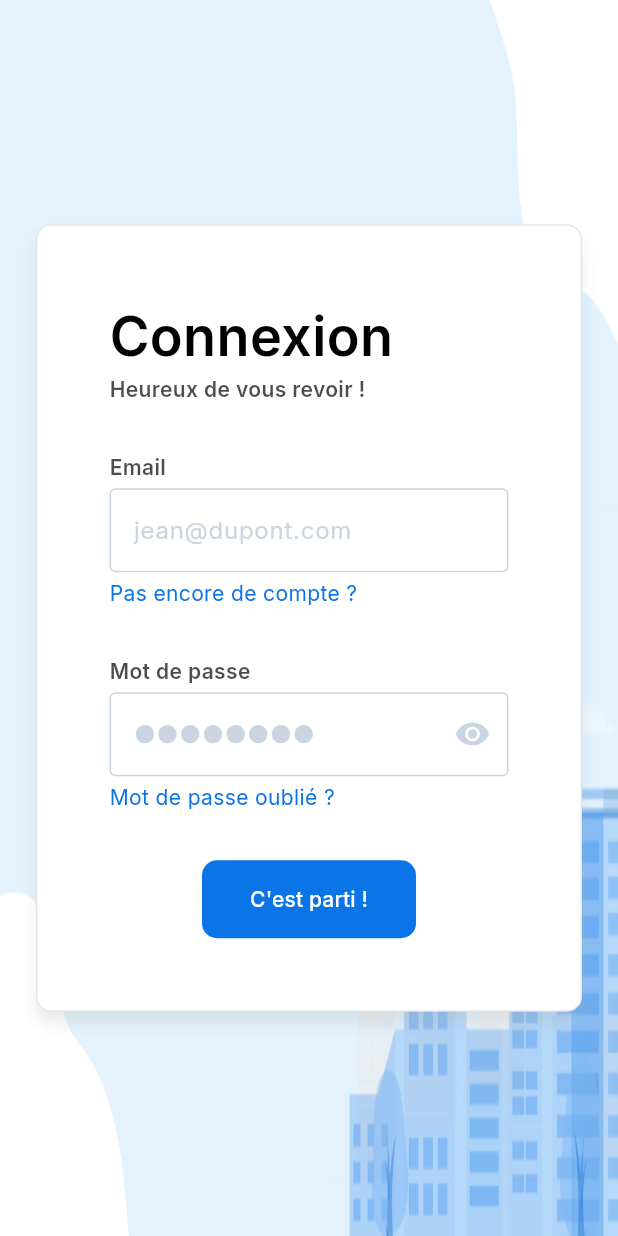
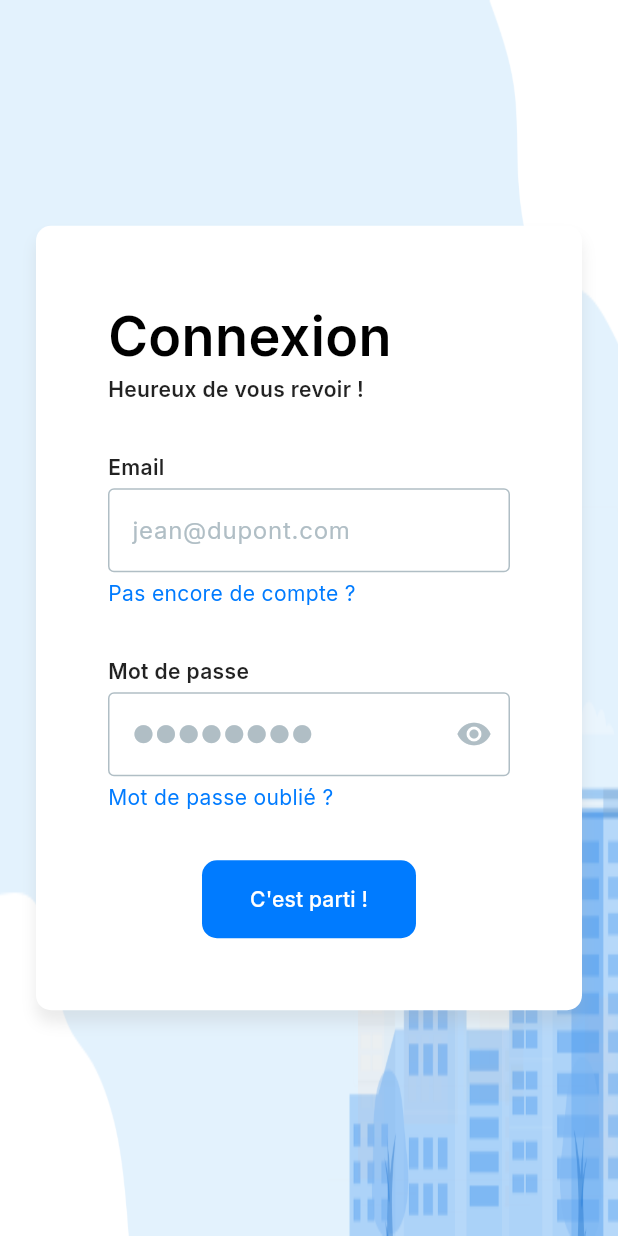
Before and after one commit to jol-cochet-pro/tranquil-loc-front, a Flutter app: the screen it shows after launch, on a phone screen of 412 x 824 dp. Run offline on Flutter 3.47's test engine with Material 3 defaults, Android fonts, the phone set to English and light mode, and no system bars.

Commit message:
fix: colors in colorScheme

```diff
--- a/lib/components/button.dart
+++ b/lib/components/button.dart
@@ -34,7 +34,7 @@ class CustomButton extends StatelessWidget {
       case ButtonType.secondary:
         return colorScheme.secondary;
       case ButtonType.success:
-        return Color(0xFF0A9A00);
+        return colorScheme.tertiary;
     }
   }
 
--- a/lib/components/icon-button.dart
+++ b/lib/components/icon-button.dart
@@ -16,7 +16,7 @@ class CustomIconButton extends StatelessWidget {
       onPressed: onPressed,
       icon: Icon(icon),
       style: ButtonStyle(
-        side: WidgetStatePropertyAll(BorderSide(color: Color(0xFFF1F5F9))),
+        foregroundColor: WidgetStatePropertyAll(Colors.black),
         shape: WidgetStatePropertyAll(
           RoundedRectangleBorder(
             borderRadius: BorderRadius.all(Radius.circular(10)),
--- a/lib/components/icon-ok-not-ok.dart
+++ b/lib/components/icon-ok-not-ok.dart
@@ -8,16 +8,17 @@ class IconOkNoOk extends StatelessWidget {
 
   @override
   Widget build(BuildContext context) {
+    final ColorScheme colorScheme = Theme.of(context).colorScheme;
     return isOk
         ? Icon(
           Icons.task_alt_outlined,
           size: size ?? 20,
-          color: Color(0xFF0A9A00),
+          color: colorScheme.tertiary,
         )
         : Icon(
           Icons.cancel_outlined,
           size: size ?? 20,
-          color: Color(0xFFDF1A1A),
+          color: colorScheme.error,
         );
   }
 }
--- a/lib/components/shadow-container.dart
+++ b/lib/components/shadow-container.dart
@@ -16,6 +16,7 @@ class ShadowContainer extends StatelessWidget {
 
   @override
   Widget build(BuildContext context) {
+    final ColorScheme colorScheme = Theme.of(context).colorScheme;
     return Container(
       padding: padding,
       constraints: constraints,
@@ -24,12 +25,11 @@ class ShadowContainer extends StatelessWidget {
         borderRadius: BorderRadius.all(radius),
         boxShadow: [
           BoxShadow(
-            color: Color(0x40AEAEAE),
+            color: colorScheme.shadow,
             blurRadius: 8,
             offset: Offset(0, 8),
           ),
         ],
-        border: Border.all(color: Color(0xFFE5E7EB)),
       ),
       child: child,
     );
--- a/lib/components/text-field.dart
+++ b/lib/components/text-field.dart
@@ -34,6 +34,7 @@ class _CustomTextFieldState extends State<CustomTextField> {
   bool showPassword = false;
   @override
   Widget build(BuildContext context) {
+    final ColorScheme colorScheme = Theme.of(context).colorScheme;
     return Column(
       crossAxisAlignment: CrossAxisAlignment.start,
       spacing: 4,
@@ -68,19 +69,24 @@ class _CustomTextFieldState extends State<CustomTextField> {
                       : [],
               decoration: InputDecoration(
                 hintText: widget.hint,
-                hintStyle: TextStyle(color: Color(0xFFCBD5E1)),
                 enabledBorder: OutlineInputBorder(
-                  borderSide: BorderSide(color: Color(0xFFCBD5E1)),
+                  borderSide: BorderSide(color: colorScheme.outline),
                 ),
                 focusedBorder: OutlineInputBorder(
-                  borderSide: BorderSide(color: Color(0xFFCBD5E1)),
+                  borderSide: BorderSide(color: colorScheme.primary),
+                ),
+                errorBorder: OutlineInputBorder(
+                  borderSide: BorderSide(color: colorScheme.error),
+                ),
+                focusedErrorBorder: OutlineInputBorder(
+                  borderSide: BorderSide(color: colorScheme.error),
                 ),
               ),
               validator: widget.validator,
               onSaved: widget.onSaved,
             ),
-            widget.type == TextFieldType.password
-                ? Positioned.fill(
+            if (widget.type == TextFieldType.password)
+              Positioned.fill(
                 right: 12,
                 child: Align(
                   alignment: Alignment.centerRight,
@@ -94,27 +100,25 @@ class _CustomTextFieldState extends State<CustomTextField> {
                         showPassword
                             ? Icon(
                               Icons.visibility_off,
-                                color: Color(0xFFCBD5E1),
+                              color: colorScheme.onSurfaceVariant,
                             )
                             : Icon(
                               Icons.visibility,
-                                color: Color(0xFFCBD5E1),
+                              color: colorScheme.onSurfaceVariant,
                             ),
                   ),
                 ),
-                )
-                : SizedBox.shrink(),
+              ),
           ],
         ),
-        widget.helpLabel != null
-            ? GestureDetector(
+        if (widget.helpLabel != null)
+          GestureDetector(
             onTap: widget.onHelpTap != null ? widget.onHelpTap! : () {},
             child: Text(
               widget.helpLabel!,
-                style: TextStyle(color: Color(0xFF0B74E7)),
+              style: TextStyle(color: colorScheme.primary),
             ),
-            )
-            : SizedBox.shrink(),
+          ),
       ],
     );
   }
--- a/lib/main.dart
+++ b/lib/main.dart
@@ -15,6 +15,22 @@ class MyApp extends StatelessWidget {
   // This widget is the root of your application.
   @override
   Widget build(BuildContext context) {
+    final ColorScheme colorScheme = ColorScheme(
+      brightness: Brightness.light,
+      primary: Color(0xFF007BFF),
+      onPrimary: Colors.white,
+      secondary: Colors.white,
+      onSecondary: Colors.black,
+      tertiary: Color(0xFF0A9A00),
+      onTertiary: Colors.white,
+      surface: Colors.white,
+      onSurface: Colors.black,
+      error: Color(0xFFFF5252),
+      onError: Colors.white,
+      outline: Color(0xFFB0BEC5),
+      onSurfaceVariant: Color(0xFFB0BEC5),
+      shadow: Color(0x40AEAEAE),
+    );
     return MaterialApp(
       title: 'Dossier locataire',
       initialRoute: "/auth/login",
@@ -27,17 +43,7 @@ class MyApp extends StatelessWidget {
       theme: ThemeData(
         fontFamily: "Inter",
         fontFamilyFallback: ["Inter"],
-        colorScheme: ColorScheme(
-          brightness: Brightness.light,
-          primary: Color(0xFF0B74E7),
-          onPrimary: Colors.white,
-          secondary: Colors.white,
-          onSecondary: Colors.black,
-          error: Color(0xFFDF1A1A),
-          onError: Color(0xFFDF1A1A),
-          surface: Colors.white,
-          onSurface: Colors.black,
-        ),
+        colorScheme: colorScheme,
       ),
     );
   }
--- a/lib/pages/occupants/components/occupant-info-card.dart
+++ b/lib/pages/occupants/components/occupant-info-card.dart
@@ -28,6 +28,7 @@ class OccupantInfoCard extends StatelessWidget {
 
   @override
   Widget build(BuildContext context) {
+    final ColorScheme colorScheme = Theme.of(context).colorScheme;
     return Expanded(
       child: Column(
         spacing: 4,
@@ -66,7 +67,10 @@ class OccupantInfoCard extends StatelessWidget {
                   ),
                   Padding(
                     padding: EdgeInsets.symmetric(horizontal: 12),
-                    child: VerticalDivider(width: 1, color: Color(0xFFCBD5E1)),
+                    child: VerticalDivider(
+                      width: 1,
+                      color: colorScheme.outline,
+                    ),
                   ),
                   Expanded(
                     child: Column(
--- a/lib/shared/text-styles.dart
+++ b/lib/shared/text-styles.dart
@@ -1,3 +1,4 @@
+import 'package:flutter/material.dart';
 import 'package:flutter/widgets.dart';
 
 final TextStyle h1 = TextStyle(fontSize: 36, fontWeight: FontWeight.w600);
@@ -9,11 +10,11 @@ final TextStyle h3 = TextStyle(fontSize: 16, fontWeight: FontWeight.w600);
 final TextStyle p2 = TextStyle(
   fontSize: 12,
   fontWeight: FontWeight.w600,
-  color: Color(0xB3000000),
+  color: Colors.black87,
 );
 
 final TextStyle p1 = TextStyle(
   fontSize: 14,
   fontWeight: FontWeight.w600,
-  color: Color(0xB3000000),
+  color: Colors.black87,
 );
```
Also changed, not shown: lib/components/dropdown.dart (+13 -5 lines), lib/components/navbar.dart (+4 -5 lines), lib/pages/occupants/components/occupant-card.dart (+4 -3 lines). Lines whose indentation alone changed are shown as unchanged.
